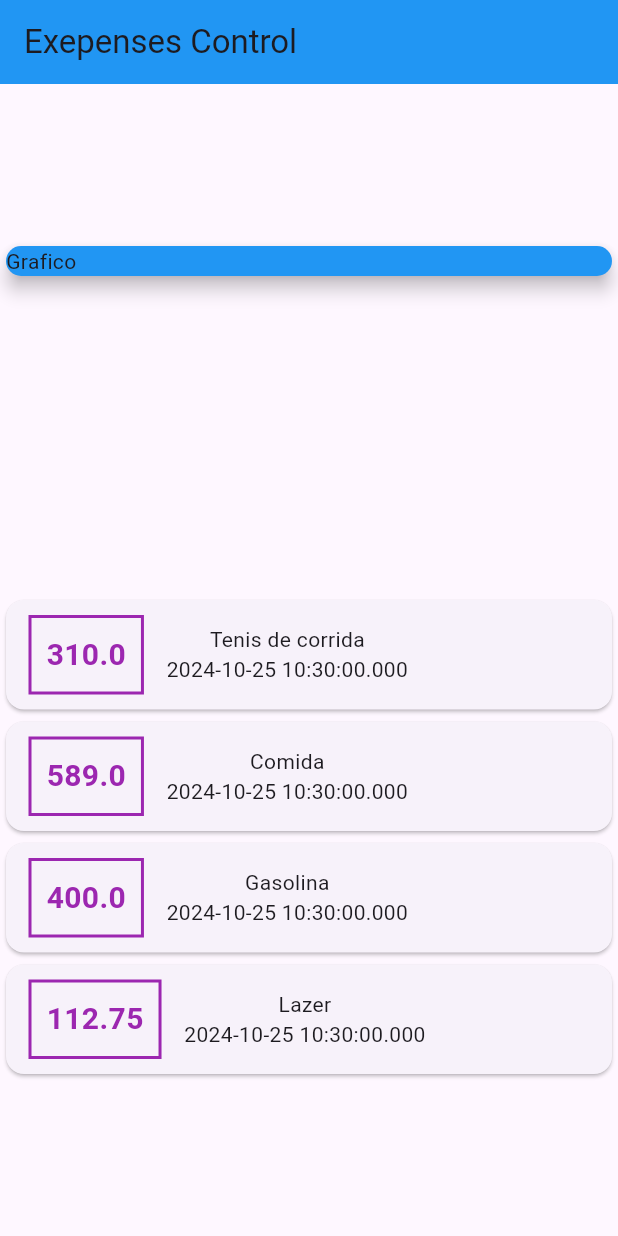
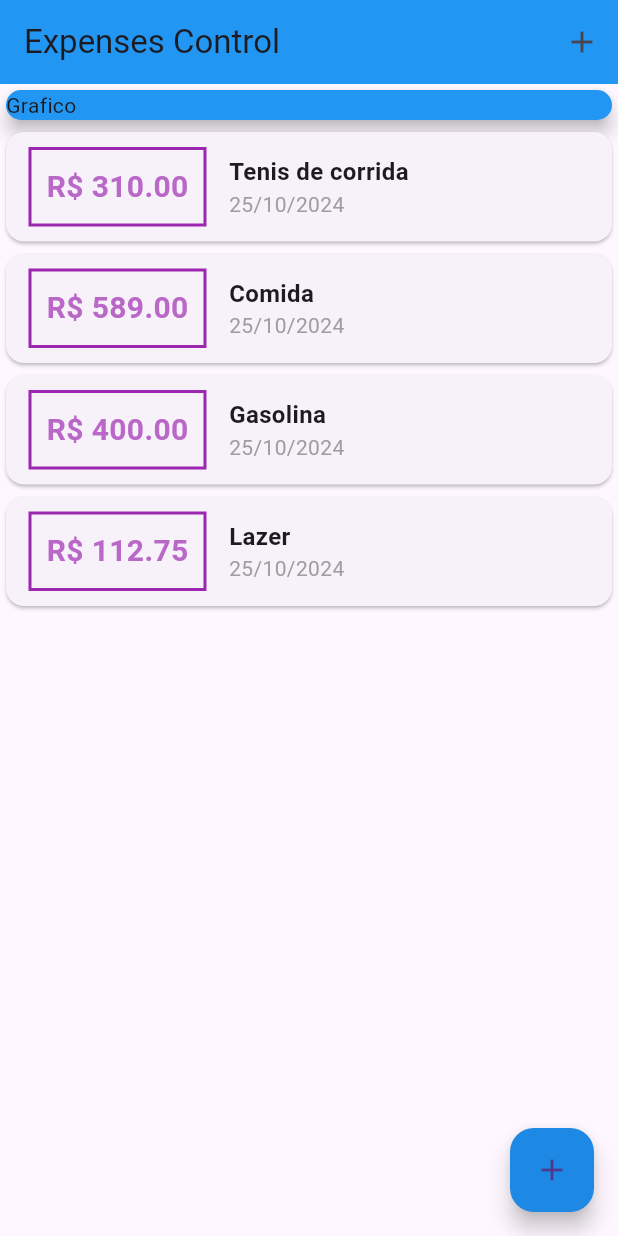
Before and after one commit to efarfus/ExpensesControl, a Flutter app: the screen it shows after launch, on a phone screen of 412 x 824 dp. Run offline on Flutter 3.47's test engine with Material 3 defaults, Android fonts, the phone set to English and light mode, and no system bars.

Commit message:
Visto Até aula 110, feito implementação no app ExpensesControl de listView, ScrollView, Modals, entre outros.

```diff
--- /dev/null
+++ b/lib/components/transaction_list.dart
@@ -0,0 +1,56 @@
+import 'package:expenses_control/main.dart';
+import 'package:expenses_control/models/transaction.dart';
+import 'package:flutter/material.dart';
+import 'package:intl/intl.dart';
+
+main() => runApp(ExpensesApp());
+
+class TransactionList extends StatelessWidget {
+  final List<Transaction> transactions;
+
+  TransactionList(this.transactions);
+
+  @override
+  Widget build(BuildContext context) {
+    return Container(
+        height: 500,
+        child: ListView.builder(
+          itemCount: transactions.length,
+          itemBuilder: (ctx, index) {
+            final tr = transactions[index];
+            return Card(
+                child: Row(
+              children: [
+                Container(
+                  margin: EdgeInsets.symmetric(horizontal: 15, vertical: 10),
+                  decoration: BoxDecoration(
+                      border: Border.all(color: Colors.purple, width: 2)),
+                  padding: EdgeInsets.all(10),
+                  child: Text(
+                    "R\$ ${tr.value.toStringAsFixed(2)}",
+                    style: TextStyle(
+                        fontWeight: FontWeight.bold,
+                        fontSize: 20,
+                        color: Colors.purple[300]),
+                  ),
+                ),
+                Column(
+                  crossAxisAlignment: CrossAxisAlignment.start,
+                  children: [
+                    Text(
+                      tr.title,
+                      style:
+                          TextStyle(fontWeight: FontWeight.bold, fontSize: 16),
+                    ),
+                    Text(
+                      DateFormat('d/M/y').format(tr.date),
+                      style: TextStyle(color: Colors.grey),
+                    )
+                  ],
+                ),
+              ],
+            ));
+          },
+        ));
+  }
+}
--- a/lib/main.dart
+++ b/lib/main.dart
@@ -1,5 +1,8 @@
-import 'package:expenses_control/models/transaction.dart';
+import 'package:expenses_control/components/transaction_form.dart';
 import 'package:flutter/material.dart';
+import 'dart:math';
+import 'components/transaction_list.dart';
+import './models/transaction.dart';
 
 main() => runApp(ExpensesApp());
 
@@ -12,7 +15,12 @@
   }
 }
 
-class MyHomePage extends StatelessWidget {
+class MyHomePage extends StatefulWidget {
+  @override
+  State<MyHomePage> createState() => _MyHomePageState();
+}
+
+class _MyHomePageState extends State<MyHomePage> {
   final _transactions = [
     Transaction(
         id: "t1", title: "Tenis de corrida", value: 310, date: DateTime.now()),
@@ -21,48 +29,58 @@
     Transaction(id: 't4', title: "Lazer", value: 112.75, date: DateTime.now())
   ];
 
+  _addTransaction(String title, double value) {
+    final newTransaction = Transaction(
+        id: Random().nextDouble().toString(),
+        title: title,
+        value: value,
+        date: DateTime.now());
+
+    setState(() {
+      _transactions.add(newTransaction);
+    });
+  }
+
+  _openTransactionFormModal() {
+    showModalBottomSheet(
+      context: context,
+      builder: (_) {
+        return TransactionForm(_addTransaction);
+      },
+    );
+  }
+
   @override
   Widget build(BuildContext context) {
     return Scaffold(
       appBar: AppBar(
-        title: Text("Exepenses Control"),
+        title: Text("Expenses Control"),
         backgroundColor: Colors.blue,
+        actions: [
+          IconButton(
+              onPressed: () => _openTransactionFormModal(),
+              icon: Icon(Icons.add))
+        ],
       ),
-      body: Column(
-          mainAxisAlignment: MainAxisAlignment.spaceAround,
+      body: SingleChildScrollView(
+        child: Column(
             crossAxisAlignment: CrossAxisAlignment.stretch,
             children: <Widget>[
               Container(
                   width: double.infinity,
                   child: Card(
-                    color: Colors.blue, child: Text("Grafico"), elevation: 5)),
-            Column(children: [
-              ..._transactions.map((tr) {
-                return Card(
-                    child: Row(
-                  children: [
-                    Container(
-                      margin:
-                          EdgeInsets.symmetric(horizontal: 15, vertical: 10),
-                      decoration: BoxDecoration(
-                          border: Border.all(color: Colors.purple, width: 2)),
-                      padding: EdgeInsets.all(10),
-                      child: Text(
-                        tr.value.toString(),
-                        style: TextStyle(
-                            fontWeight: FontWeight.bold,
-                            fontSize: 20,
-                            color: Colors.purple),
+                      color: Colors.blue,
+                      child: Text("Grafico"),
+                      elevation: 5)),
+              TransactionList(_transactions),
+            ]),
       ),
+      floatingActionButton: FloatingActionButton(
+        onPressed: () => _openTransactionFormModal(),
+        child: Icon(Icons.add),
+        backgroundColor: Colors.blue[600],
       ),
-                    Column(
-                      children: [Text(tr.title), Text(tr.date.toString())],
-                    )
-                  ],
-                ));
-              }).toList(),
-            ]),
-          ]),
+      floatingActionButtonLocation: FloatingActionButtonLocation.endFloat,
     );
   }
 }
--- a/lib/models/transaction.dart
+++ b/lib/models/transaction.dart
@@ -1,5 +1,3 @@
-import 'package:flutter/foundation.dart';
-
 class Transaction {
   final String id;
   final String title;
--- a/pubspec.yaml
+++ b/pubspec.yaml
@@ -30,7 +30,7 @@
 dependencies:
   flutter:
     sdk: flutter
-
+  intl: ^0.19.0
 
   # The following adds the Cupertino Icons font to your application.
   # Use with the CupertinoIcons class for iOS style icons.
```
Also changed, not shown: lib/components/transaction_form.dart (added, +68 -0 lines), pubspec.lock. Lines whose indentation alone changed are shown as unchanged.
